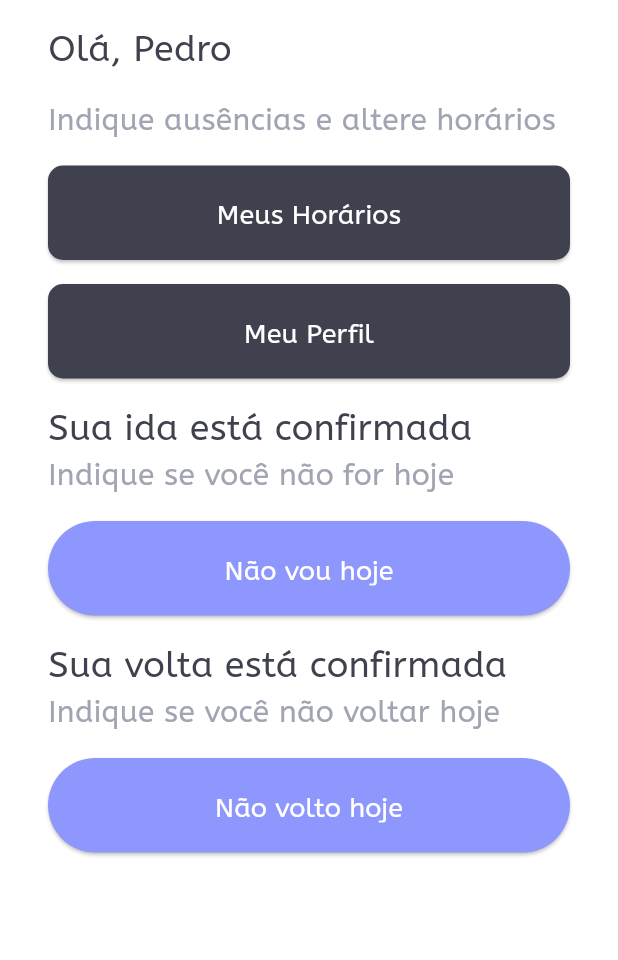
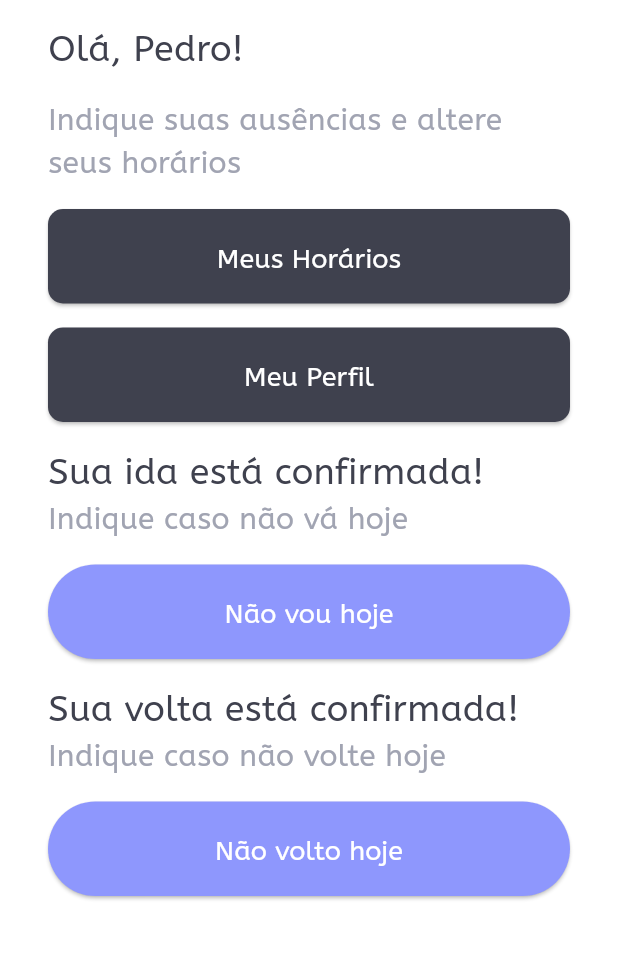
Before and after one commit to bortolinipedro/minha_van, a Flutter app: the PassangerHome screen opened by its route, on a phone screen of 412 x 824 dp, the part 61-1021 px from its top. Run offline on Flutter 3.47's test engine with Material 3 defaults, Android fonts, the phone set to English and light mode, and no system bars.

Commit message:
dev: fixing problems

```diff
--- a/lib/i18n/custom_app_bar_i18n.dart
+++ b/lib/i18n/custom_app_bar_i18n.dart
@@ -1,4 +1,4 @@
 class CustomAppBarI18n {
-  static const String MINHA = "Minha";
-  static const String VAN = "Van";
+  static const String minha = "Minha";
+  static const String van = "Van";
 }
--- a/lib/i18n/group_details_i18n.dart
+++ b/lib/i18n/group_details_i18n.dart
@@ -1,5 +1,4 @@
 class GroupDetailsI18n {
-  static const String GOING_TODAY = "VAI HOJE";
-  static const String RETURNING_TODAY = "VOLTA HOJE";
-  static const String DOWNLOAD_LIST = "Baixar lista";
+  static const String goingToday = "Vão hoje";
+  static const String returningToday = "Voltam hoje";
 }
--- a/lib/i18n/main_i18n.dart
+++ b/lib/i18n/main_i18n.dart
@@ -1,4 +1,4 @@
 class MainI18n {
-  static const String I_AM_A_DRIVER = "SOU MOTORISTA";
-  static const String I_AM_A_PASSENGER = "SOU PASSAGEIRO";
+  static const String iAmADriver = "Sou Motorista";
+  static const String iAmAPassenger = "Sou Passageiro";
 }
--- a/lib/i18n/passenger_home_i18n.dart
+++ b/lib/i18n/passenger_home_i18n.dart
@@ -1,12 +1,12 @@
 class PassengerHomeI18n {
-  static const String HELLO_PEDRO = "Olá, Pedro";
-  static const String INDICATE_ABSENCES_AND_CHANGE_SCHEDULES = "Indique ausências e altere horários";
-  static const String MY_SCHEDULES = "Meus Horários";
-  static const String MY_PROFILE = "Meu Perfil";
-  static const String YOUR_DEPARTURE_IS_CONFIRMED = "Sua ida está confirmada";
-  static const String INDICATE_IF_NOT_GOING_TODAY = "Indique se você não for hoje";
-  static const String NOT_GOING_TODAY = "Não vou hoje";
-  static const String YOUR_RETURN_IS_CONFIRMED = "Sua volta está confirmada";
-  static const String INDICATE_IF_NOT_RETURNING_TODAY = "Indique se você não voltar hoje";
-  static const String NOT_RETURNING_TODAY = "Não volto hoje";
+  static const String helloPedro = "Olá, Pedro!";
+  static const String indicateAbsencesAndChangeSchedules = "Indique suas ausências e altere seus horários";
+  static const String mySchedules = "Meus Horários";
+  static const String myProfile = "Meu Perfil";
+  static const String yourDepartureIsConfirmed = "Sua ida está confirmada!";
+  static const String indicateIfNotGoingToday = "Indique caso não vá hoje";
+  static const String notGoingToday = "Não vou hoje";
+  static const String yourReturnIsConfirmed = "Sua volta está confirmada!";
+  static const String indicateIfNotReturningToday = "Indique caso não volte hoje";
+  static const String notReturningToday = "Não volto hoje";
 }
--- a/lib/screens/group_details.dart
+++ b/lib/screens/group_details.dart
@@ -24,8 +24,8 @@ class _GroupDetailsState extends State<GroupDetails>
   late final TabController _tabController;
 
   static const _tabs = [
-    Tab(text: GroupDetailsI18n.GOING_TODAY),
-    Tab(text: GroupDetailsI18n.RETURNING_TODAY),
+    Tab(text: GroupDetailsI18n.goingToday),
+    Tab(text: GroupDetailsI18n.returningToday),
   ];
 
   final List<Map<String, String>> passengersThatGo = [
@@ -110,7 +110,7 @@ class _GroupDetailsState extends State<GroupDetails>
           child: ListTile(
             contentPadding: EdgeInsets.symmetric(horizontal: AppSpacing.sm),
             title: Text(
-              passengers['name']! + ' | ' + passengers['adress']!,
+              "${passengers['name']} | ${passengers['adress']}",
               style: AppTextStyles.listHeading,
             ),
             subtitle: Column(
--- a/lib/screens/passenger_home.dart
+++ b/lib/screens/passenger_home.dart
@@ -8,11 +8,13 @@ import 'package:minha_van/screens/schedules.dart';
 import 'package:minha_van/widgets/custom_app_bar.dart';
 
 class PassangerHome extends StatefulWidget {
+  const PassangerHome({super.key});
+
   @override
-  _PassangerHomeState createState() => _PassangerHomeState();
+  State<PassangerHome> createState() => PassangerHomeState();
 }
 
-class _PassangerHomeState extends State<PassangerHome> {
+class PassangerHomeState extends State<PassangerHome> {
   @override
   Widget build(BuildContext context) {
     return Scaffold(
@@ -25,15 +27,15 @@ class _PassangerHomeState extends State<PassangerHome> {
         child: Column(
           crossAxisAlignment: CrossAxisAlignment.start,
           children: [
-            Text(PassengerHomeI18n.HELLO_PEDRO, style: AppTextStyles.heading),
+            Text(PassengerHomeI18n.helloPedro, style: AppTextStyles.heading),
             SizedBox(height: AppSpacing.sm),
             Text(
-              PassengerHomeI18n.INDICATE_ABSENCES_AND_CHANGE_SCHEDULES,
+              PassengerHomeI18n.indicateAbsencesAndChangeSchedules,
               style: AppTextStyles.subHeading,
             ),
             SizedBox(height: AppSpacing.sm),
             CustomButton(
-              text: PassengerHomeI18n.MY_SCHEDULES,
+              text: PassengerHomeI18n.mySchedules,
               color: AppColors.secondary,
               onPressed: () {
                 Navigator.push(
@@ -46,7 +48,7 @@ class _PassangerHomeState extends State<PassangerHome> {
             ),
             SizedBox(height: AppSpacing.sm),
             CustomButton(
-              text: PassengerHomeI18n.MY_PROFILE,
+              text: PassengerHomeI18n.myProfile,
               color: AppColors.secondary,
               onPressed: () {},
               width: double.infinity,
@@ -54,32 +56,32 @@ class _PassangerHomeState extends State<PassangerHome> {
             ),
             SizedBox(height: AppSpacing.sm),
             Text(
-              PassengerHomeI18n.YOUR_DEPARTURE_IS_CONFIRMED,
+              PassengerHomeI18n.yourDepartureIsConfirmed,
               style: AppTextStyles.heading,
             ),
             Text(
-              PassengerHomeI18n.INDICATE_IF_NOT_GOING_TODAY,
+              PassengerHomeI18n.indicateIfNotGoingToday,
               style: AppTextStyles.subHeading,
             ),
             SizedBox(height: AppSpacing.sm),
             CustomButton(
-              text: PassengerHomeI18n.NOT_GOING_TODAY,
+              text: PassengerHomeI18n.notGoingToday,
               color: AppColors.primary,
               onPressed: () {},
               width: double.infinity,
             ),
             SizedBox(height: AppSpacing.sm),
             Text(
-              PassengerHomeI18n.YOUR_RETURN_IS_CONFIRMED,
+              PassengerHomeI18n.yourReturnIsConfirmed,
               style: AppTextStyles.heading,
             ),
             Text(
-              PassengerHomeI18n.INDICATE_IF_NOT_RETURNING_TODAY,
+              PassengerHomeI18n.indicateIfNotReturningToday,
               style: AppTextStyles.subHeading,
             ),
             SizedBox(height: AppSpacing.sm),
             CustomButton(
-              text: PassengerHomeI18n.NOT_RETURNING_TODAY,
+              text: PassengerHomeI18n.notReturningToday,
               color: AppColors.primary,
               onPressed: () {},
               width: double.infinity,
--- a/lib/widgets/custom_app_bar.dart
+++ b/lib/widgets/custom_app_bar.dart
@@ -9,11 +9,11 @@ class CustomAppBar extends StatelessWidget implements PreferredSizeWidget {
   final List<Widget>? actions;
 
   const CustomAppBar({
-    Key? key,
+    super.key,
     this.showBackButton = true,
     this.showBusIcon = false,
     this.actions,
-  }) : super(key: key);
+  });
 
   @override
   Widget build(BuildContext context) {
@@ -31,12 +31,12 @@ class CustomAppBar extends StatelessWidget implements PreferredSizeWidget {
       title: Row(
         mainAxisSize: MainAxisSize.min,
         children: [
-          Text(CustomAppBarI18n.MINHA + " ", style: AppTextStyles.title),
+          Text("${CustomAppBarI18n.minha} ", style: AppTextStyles.title),
           if (showBusIcon) Image.asset(
             'assets/images/bus.png',
             height: 24,
           ),
-          Text(" " + CustomAppBarI18n.VAN, style: AppTextStyles.title),
+          Text(" ${CustomAppBarI18n.van}", style: AppTextStyles.title),
         ],
       ),
       actions: actions ?? [SizedBox(width: 48)],
--- a/lib/widgets/custom_button.dart
+++ b/lib/widgets/custom_button.dart
@@ -22,7 +22,7 @@ class CustomButton extends StatelessWidget {
     this.padding = const EdgeInsets.symmetric(horizontal: 50, vertical: 20),
     Color? textColor,
     this.fontSize = 18,
-  }) : this.textColor = textColor ?? Colors.white;
+  }) : textColor = textColor ?? Colors.white;
 
   @override
   Widget build(BuildContext context) {
```
Also changed, not shown: lib/i18n/about_i18n.dart (+8 -16 lines), lib/i18n/driver_home_i18n.dart (+4 -4 lines), lib/i18n/groups_list_i18n.dart (+6 -7 lines), lib/i18n/schedules_i18n.dart (+6 -7 lines), lib/main.dart (+5 -3 lines), lib/screens/about.dart (+8 -8 lines), lib/screens/driver_home.dart (+7 -5 lines), lib/screens/groups_list.dart (+9 -9 lines), lib/screens/schedules.dart (+10 -8 lines), 1 other file.
